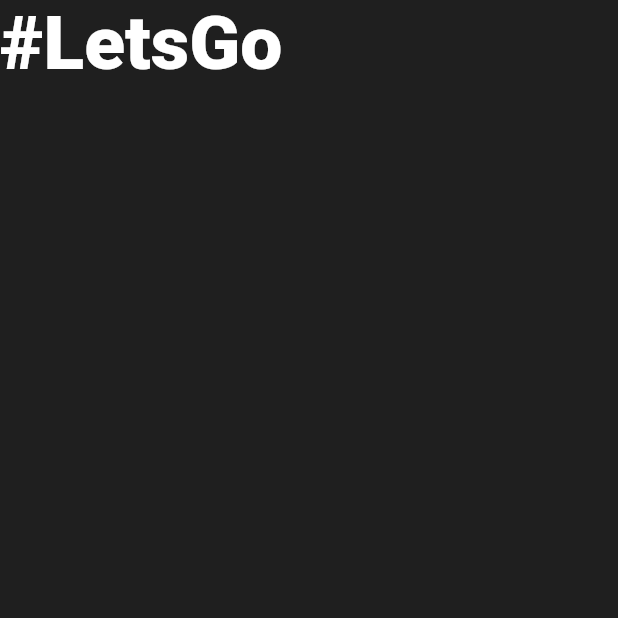
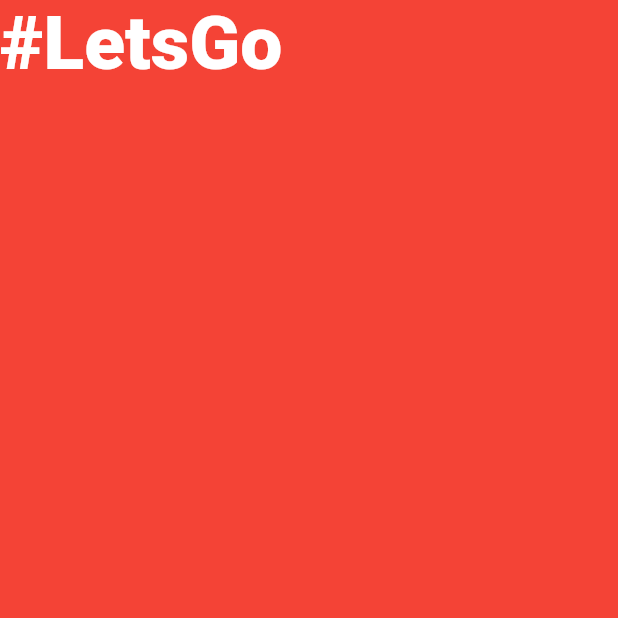
Before and after one commit to bhaskarkh01/flutter_lets_ride, a Flutter app: the screen it shows after launch, on a phone screen of 412 x 824 dp, the top half of it. Run offline on Flutter 3.47's test engine with Material 2 defaults, Android fonts, the phone set to English and light mode, and no system bars.

Commit message:
get size using MediaQuery

```diff
--- a/lib/pages/home_page.dart
+++ b/lib/pages/home_page.dart
@@ -1,13 +1,20 @@
 import 'package:flutter/material.dart';
 
 class HomePage extends StatelessWidget {
-  const HomePage({super.key});
+  late double _deviceHeight, _deviceWidth;
+
+  HomePage({super.key});
 
   @override
   Widget build(BuildContext context) {
+    _deviceHeight = MediaQuery.of(context).size.height;
+    _deviceWidth = MediaQuery.of(context).size.width;
     return Scaffold(
       body: SafeArea(
         child: Container(
+          height: _deviceHeight,
+          width: _deviceWidth,
+          color: Colors.red,
           child: _pageTitle(),
         ),
       ),
```
